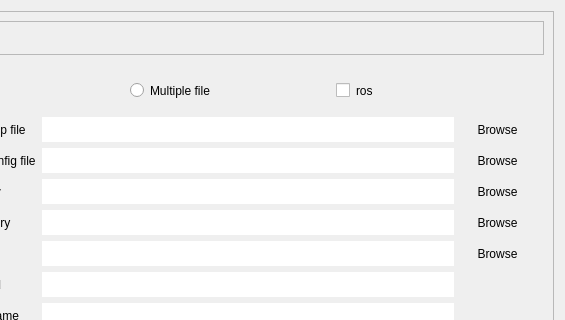
Qt form UI/FormatA.ui (ShanthaKumarR/dam_data_post_processing_application) before a commit; both pictures show x 105 to 670 and y 0 to 320 of the 670 by 408 pixel window.
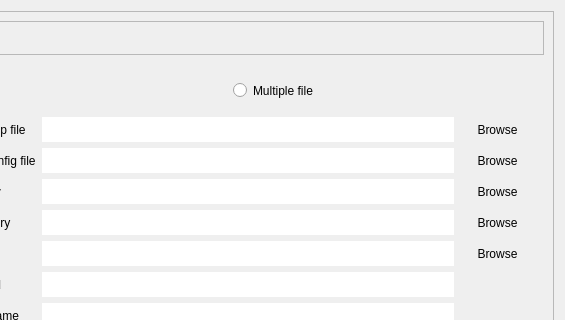
The same form after that commit.

Commit message: updating user interface

Patch:
```diff
--- a/UI/FormatA.ui
+++ b/UI/FormatA.ui
@@ -89,13 +89,6 @@
              </property>
             </widget>
            </item>
-           <item>
-            <widget class="QCheckBox" name="checkBox">
-             <property name="text">
-              <string>ros</string>
-             </property>
-            </widget>
-           </item>
           </layout>
          </item>
          <item>
```
The commit also changes 7 other files.
